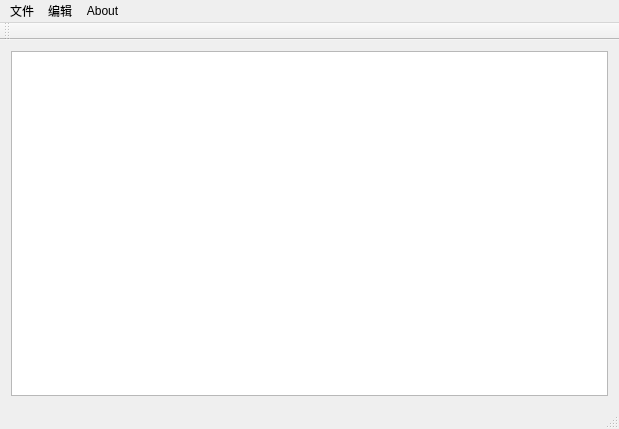
Before: the Qt Designer form GeniusVlyfNotePad/notepad.ui in ManateeFan/vlyf_toys, drawn with Qt 5.
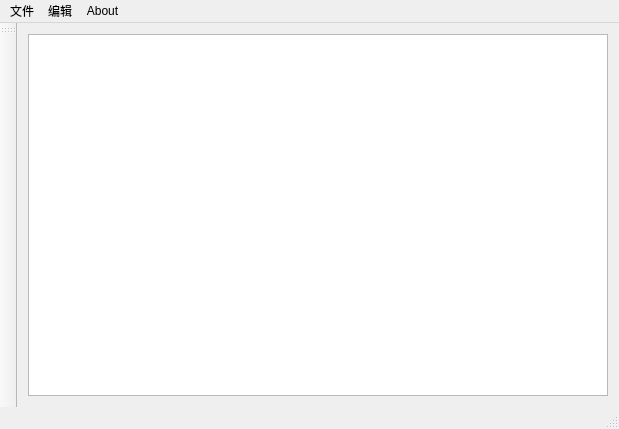
After: the same form once the commit is applied.

Patch:
```diff
--- a/GeniusVlyfNotePad/notepad.ui
+++ b/GeniusVlyfNotePad/notepad.ui
@@ -66,7 +66,7 @@
   </widget>
   <widget class="QToolBar" name="mainToolBar">
    <attribute name="toolBarArea">
-    <enum>TopToolBarArea</enum>
+    <enum>LeftToolBarArea</enum>
    </attribute>
    <attribute name="toolBarBreak">
     <bool>false</bool>
```
